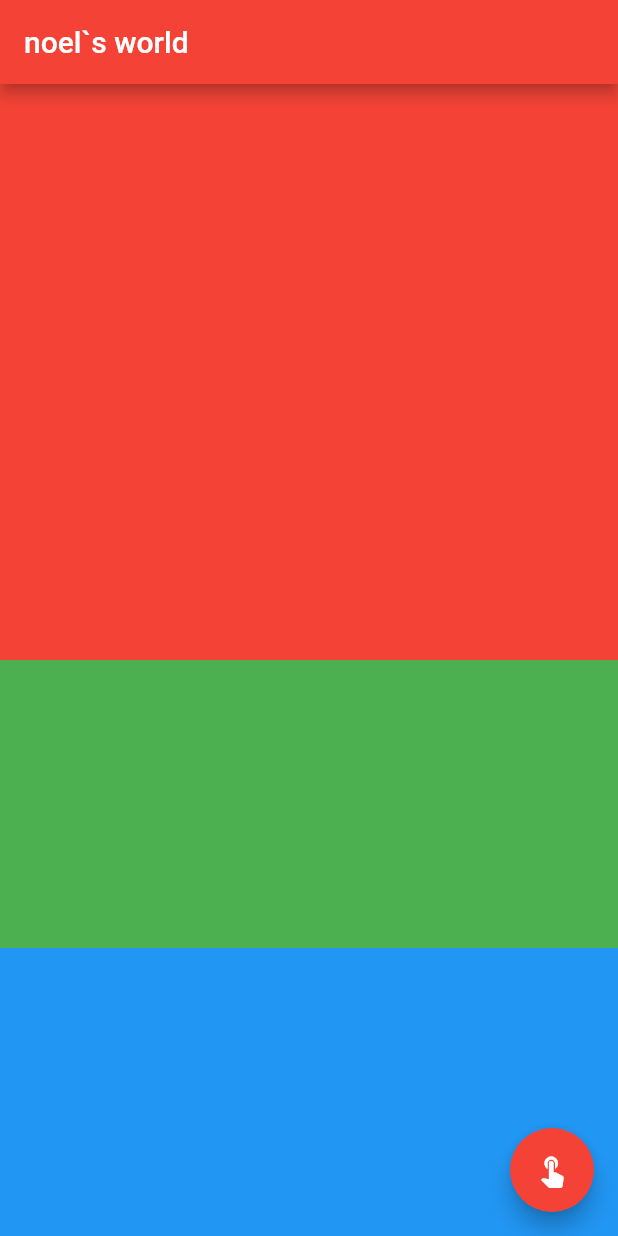
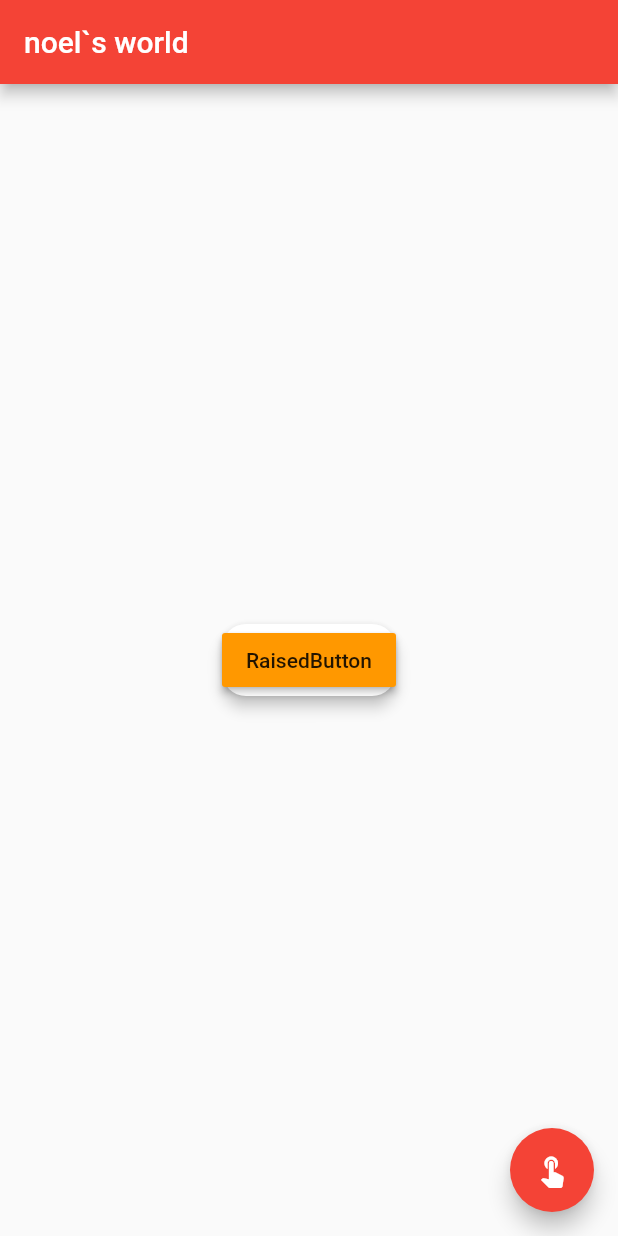
Before and after one commit to oinochoe/first_flutter, a Flutter app: the screen it shows after launch, on a phone screen of 412 x 824 dp. Run offline on Flutter 3.47's test engine with Material 2 defaults, Android fonts, the phone set to English and light mode, and no system bars.

Commit message:
Card, RaisedButton, FlatButton

```diff
--- a/lib/main.dart
+++ b/lib/main.dart
@@ -76,6 +76,28 @@ class _MyHomePageState extends State<MyHomePage> {
         title: Text(_text + '`s world'),
       ),
       body: PageView(children: <Widget>[
+        Center(
+          child: Card(
+            shape: RoundedRectangleBorder(
+              borderRadius: BorderRadius.circular(16.0),
+            ),
+            elevation: 4.0, // 그림자 깊이
+            child: RaisedButton(
+              child: Text('RaisedButton'),
+              color: Colors.orange, // 색상
+              onPressed: () {
+                // 실행될 코드 작성
+              },
+            ),
+          ),
+        ),
+        SizedBox(
+            width: 100,
+            height: 100,
+            child: FlatButton(
+              child: Text('FlatButton'),
+              onPressed: () {},
+            )),
         Column(children: <Widget>[
           Expanded(
             flex: 2,
```
